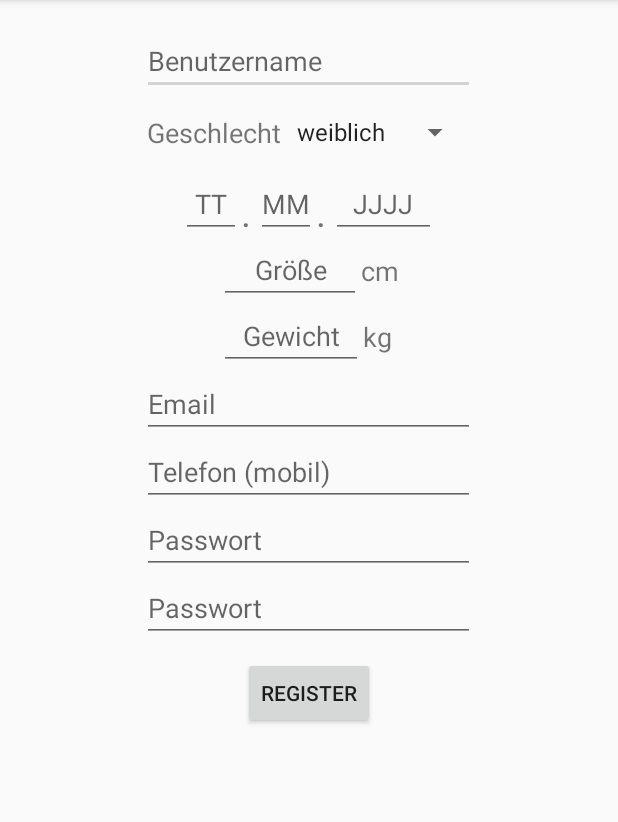
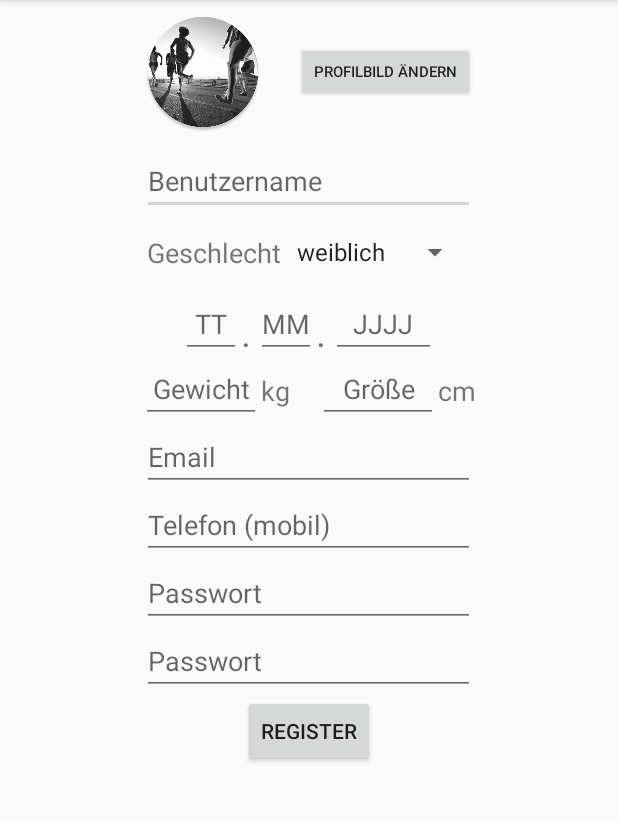
Before and after one commit to VanessaHahn/RMUp, an Android app: the RegisterActivity screen opened directly, with no data from a screen before it, on a phone screen of 412 x 824 dp, the part 84-906 px from its top. Run offline under Robolectric (Android 15) with nearby library versions, the light colour scheme and no system bars; our stand-ins replace CircleImageView.

Commit message:
profilbild in DB speichern und abrufen

```diff
--- a/app/build.gradle
+++ b/app/build.gradle
@@ -22,10 +22,11 @@ android {
 
 dependencies {
     compile fileTree(dir: 'libs', include: ['*.jar'])
-    compile 'com.android.support:appcompat-v7:23.2.1'
+    //compile 'com.android.support:appcompat-v7:23.2.1'
     compile 'com.android.support:support-v4:23.2.1'
     compile 'com.android.support:design:23.2.1'
     compile 'com.android.support:support-vector-drawable:23.4.0'
     compile 'com.android.support.constraint:constraint-layout:1.0.2'
+    compile 'de.hdodenhof:circleimageview:2.1.0'
     testCompile 'junit:junit:4.12'
 }
--- a/app/src/main/res/layout/activity_register.xml
+++ b/app/src/main/res/layout/activity_register.xml
@@ -8,16 +8,37 @@
     tools:context="mi.ur.de.android.runnersmeetup.RegisterActivity"
     android:weightSum="1">
 
+    <RelativeLayout
+        android:layout_width="221dp"
+        android:layout_height="wrap_content"
+        android:layout_gravity="center_horizontal">
+
+        <de.hdodenhof.circleimageview.CircleImageView
+            android:layout_width="80dp"
+            android:layout_height="80dp"
+            android:background="@drawable/runnersmeetup"
+            android:id="@+id/circleImageView" />
+
+        <Button
+            android:id="@+id/button2"
+            android:layout_width="wrap_content"
+            android:layout_height="40dp"
+            android:text="Profilbild ändern"
+            android:textSize="10dp"
+            android:layout_centerVertical="true"
+            android:layout_alignParentEnd="true" />
+    </RelativeLayout>
+
     <EditText
         android:layout_width="222dp"
         android:layout_height="wrap_content"
         android:inputType="textPersonName"
-        android:layout_marginTop="10dp"
         android:hint="Benutzername"
         android:ems="10"
         android:maxLength="20"
         android:id="@+id/input_register_name"
-        android:layout_gravity="center_horizontal"/>
+        android:layout_gravity="center_horizontal"
+        android:layout_marginTop="10dp"/>
 
     <RelativeLayout
         android:layout_width="216dp"
@@ -113,64 +134,58 @@
     </RelativeLayout>
 
     <RelativeLayout
-        android:layout_width="120dp"
-        android:layout_height="44dp"
+        android:layout_width="223dp"
+        android:layout_height="43dp"
         android:layout_gravity="center_horizontal">
 
         <EditText
             android:id="@+id/input_register_cm"
-            android:layout_width="235dp"
+            android:layout_width="80dp"
             android:layout_height="wrap_content"
+            android:layout_gravity="center_horizontal"
             android:ems="10"
+            android:gravity="center_horizontal"
+            android:hint="Größe"
             android:inputType="number"
-            android:hint="Größe"
             android:maxLength="3"
-            android:gravity="center_horizontal"
-            android:layout_gravity="center_horizontal"
+            android:layout_alignParentTop="true"
             android:layout_toStartOf="@+id/Profil_cm" />
 
         <TextView
             android:id="@+id/Profil_cm"
             android:layout_width="wrap_content"
             android:layout_height="wrap_content"
+            android:layout_alignParentBottom="true"
+            android:layout_alignParentEnd="true"
+            android:layout_alignTop="@+id/Profil_kg"
+            android:gravity="center_vertical"
             android:text="cm"
-            android:textSize="18sp"
-            android:gravity="center_vertical"
-            android:layout_alignParentTop="true"
-            android:layout_alignParentEnd="true"
-            android:layout_alignParentBottom="true" />
+            android:textSize="18sp" />
 
-    </RelativeLayout>
-
-    <RelativeLayout
-        android:layout_width="120dp"
-        android:layout_height="44dp"
-        android:layout_gravity="center_horizontal">
 
         <EditText
             android:id="@+id/input_register_kg"
-            android:layout_width="wrap_content"
+            android:layout_width="80dp"
             android:layout_height="wrap_content"
+            android:layout_alignParentBottom="true"
+            android:layout_alignParentStart="true"
             android:layout_gravity="center_horizontal"
             android:ems="10"
+            android:gravity="center_horizontal"
             android:hint="Gewicht"
-            android:gravity="center_horizontal"
             android:inputType="numberSigned"
-            android:maxLength="3"
-            android:layout_alignParentBottom="true"
-            android:layout_alignParentStart="true"
-            android:layout_toStartOf="@+id/Profil_kg" />
+            android:maxLength="3" />
 
         <TextView
             android:id="@+id/Profil_kg"
             android:layout_width="wrap_content"
             android:layout_height="wrap_content"
+            android:layout_alignBottom="@+id/input_register_kg"
+            android:layout_alignTop="@+id/input_register_kg"
+            android:layout_toEndOf="@+id/input_register_kg"
+            android:gravity="center_vertical"
             android:text="kg "
-            android:textSize="18sp"
-            android:gravity="center_vertical"
-            android:layout_alignParentTop="true"
-            android:layout_alignParentEnd="true"
-            android:layout_alignParentBottom="true" />
+            android:textSize="18sp" />
 
 
     </RelativeLayout>
@@ -222,7 +237,6 @@
         android:layout_width="wrap_content"
         android:layout_height="wrap_content"
         android:layout_gravity="center_horizontal"
-        android:layout_marginTop="10dp"
         android:text="Register" />
 
 
--- a/app/src/main/res/layout/content_navigation_drawer.xml
+++ b/app/src/main/res/layout/content_navigation_drawer.xml
@@ -215,4 +215,9 @@
             android:layout_toStartOf="@+id/textView10"
             android:gravity="center_horizontal"/>
     </RelativeLayout>
+
+    <de.hdodenhof.circleimageview.CircleImageView
+        android:id="@+id/bitmapView"
+        android:layout_width="100dp"
+        android:layout_height="100dp" />
 </LinearLayout>
```
Also changed, not shown: app/src/main/java/mi/ur/de/android/runnersmeetup/BackgroundWorker.java (+57 -10 lines), app/src/main/java/mi/ur/de/android/runnersmeetup/NavigationDrawer.java (+51 -0 lines), app/src/main/java/mi/ur/de/android/runnersmeetup/RegisterActivity.java (+67 -2 lines).
